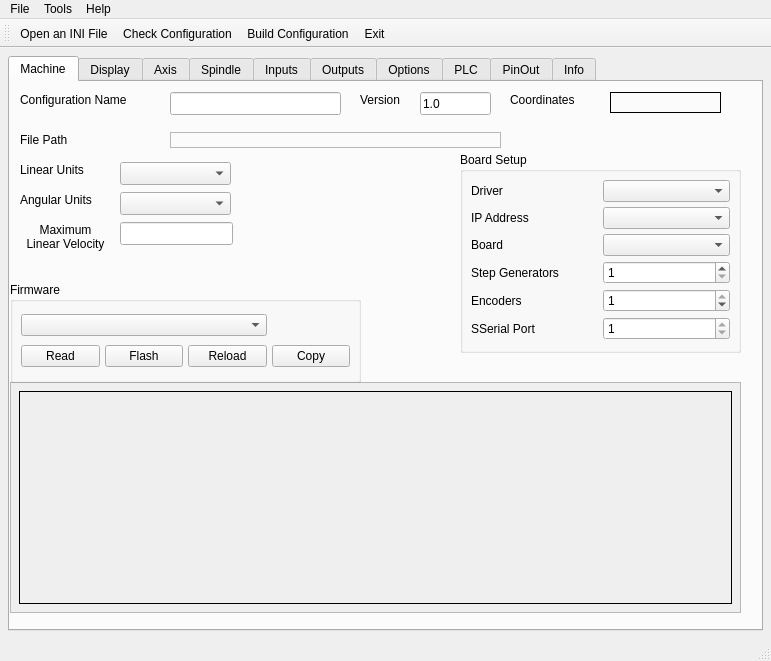
The window that 7i96.ui (snelweg/7i96) describes before a commit, drawn with Qt 5.
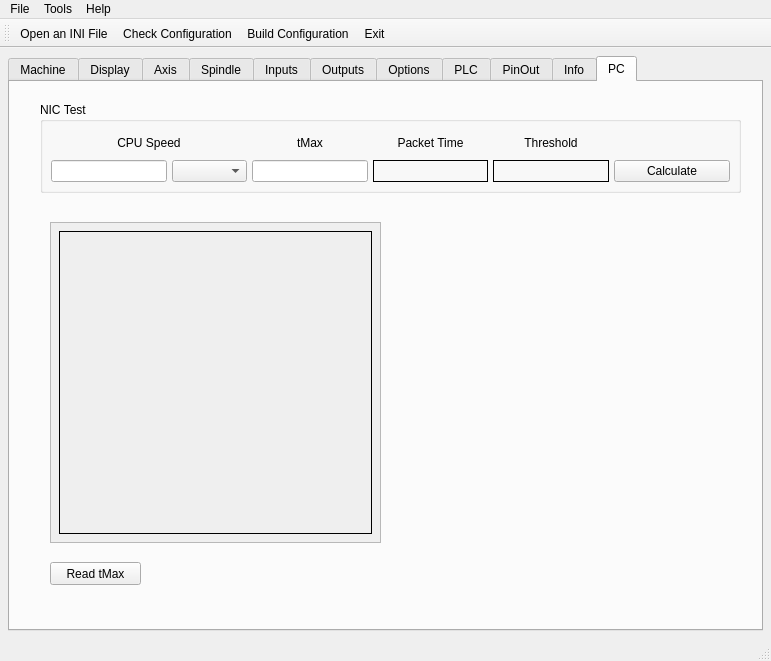
The same window after the commit. The open tabs and pages were chosen to show the change.

Commit message: add nic speed calcs

```diff
--- a/7i96.ui
+++ b/7i96.ui
@@ -6239,6 +6239,201 @@
         </property>
        </widget>
       </widget>
+      <widget class="QWidget" name="tab_3">
+       <attribute name="title">
+        <string>PC</string>
+       </attribute>
+       <widget class="QGroupBox" name="gridGroupBox">
+        <property name="geometry">
+         <rect>
+          <x>30</x>
+          <y>20</y>
+          <width>701</width>
+          <height>91</height>
+         </rect>
+        </property>
+        <property name="title">
+         <string>NIC Test</string>
+        </property>
+        <layout class="QGridLayout" name="gridLayout_39">
+         <item row="1" column="2">
+          <widget class="QLabel" name="label_200">
+           <property name="text">
+            <string>tMax</string>
+           </property>
+           <property name="alignment">
+            <set>Qt::AlignCenter</set>
+           </property>
+          </widget>
+         </item>
+         <item row="2" column="1">
+          <widget class="QComboBox" name="speedCB">
+           <property name="sizePolicy">
+            <sizepolicy hsizetype="Fixed" vsizetype="Fixed">
+             <horstretch>0</horstretch>
+             <verstretch>0</verstretch>
+            </sizepolicy>
+           </property>
+           <property name="maximumSize">
+            <size>
+             <width>75</width>
+             <height>16777215</height>
+            </size>
+           </property>
+          </widget>
+         </item>
+         <item row="2" column="0">
+          <widget class="QLineEdit" name="cpuSpeedLE">
+           <property name="sizePolicy">
+            <sizepolicy hsizetype="Fixed" vsizetype="Fixed">
+             <horstretch>0</horstretch>
+             <verstretch>0</verstretch>
+            </sizepolicy>
+           </property>
+           <property name="maximumSize">
+            <size>
+             <width>250</width>
+             <height>16777215</height>
+            </size>
+           </property>
+          </widget>
+         </item>
+         <item row="2" column="4">
+          <widget class="QLabel" name="thresholdLB">
+           <property name="frameShape">
+            <enum>QFrame::Box</enum>
+           </property>
+           <property name="text">
+            <string/>
+           </property>
+          </widget>
+         </item>
+         <item row="1" column="4">
+          <widget class="QLabel" name="label_206">
+           <property name="text">
+            <string>Threshold</string>
+           </property>
+           <property name="alignment">
+            <set>Qt::AlignCenter</set>
+           </property>
+          </widget>
+         </item>
+         <item row="2" column="3">
+          <widget class="QLabel" name="packetTimeLB">
+           <property name="frameShape">
+            <enum>QFrame::Box</enum>
+           </property>
+           <property name="text">
+            <string/>
+           </property>
+          </widget>
+         </item>
+         <item row="2" column="2">
+          <widget class="QLineEdit" name="tMaxLE">
+           <property name="sizePolicy">
+            <sizepolicy hsizetype="Fixed" vsizetype="Fixed">
+             <horstretch>0</horstretch>
+             <verstretch>0</verstretch>
+            </sizepolicy>
+           </property>
+           <property name="maximumSize">
+            <size>
+             <width>250</width>
+             <height>16777215</height>
+            </size>
+           </property>
+          </widget>
+         </item>
+         <item row="1" column="3">
+          <widget class="QLabel" name="label_203">
+           <property name="text">
+            <string>Packet Time</string>
+           </property>
+           <property name="alignment">
+            <set>Qt::AlignCenter</set>
+           </property>
+          </widget>
+         </item>
+         <item row="2" column="5">
+          <widget class="QPushButton" name="calcNicPB">
+           <property name="text">
+            <string>Calculate</string>
+           </property>
+          </widget>
+         </item>
+         <item row="1" column="0" colspan="2">
+          <widget class="QLabel" name="label_199">
+           <property name="maximumSize">
+            <size>
+             <width>16777215</width>
+             <height>16777215</height>
+            </size>
+           </property>
+           <property name="text">
+            <string>CPU Speed</string>
+           </property>
+           <property name="alignment">
+            <set>Qt::AlignCenter</set>
+           </property>
+          </widget>
+         </item>
+        </layout>
+       </widget>
+       <widget class="QScrollArea" name="scrollArea_3">
+        <property name="geometry">
+         <rect>
+          <x>40</x>
+          <y>140</y>
+          <width>331</width>
+          <height>321</height>
+         </rect>
+        </property>
+        <property name="widgetResizable">
+         <bool>true</bool>
+        </property>
+        <widget class="QWidget" name="scrollAreaWidgetContents_3">
+         <property name="geometry">
+          <rect>
+           <x>0</x>
+           <y>0</y>
+           <width>329</width>
+           <height>319</height>
+          </rect>
+         </property>
+         <layout class="QGridLayout" name="gridLayout_40">
+          <item row="0" column="0">
+           <widget class="QLabel" name="tMaxLB">
+            <property name="frameShape">
+             <enum>QFrame::Box</enum>
+            </property>
+            <property name="text">
+             <string/>
+            </property>
+            <property name="alignment">
+             <set>Qt::AlignLeading|Qt::AlignLeft|Qt::AlignTop</set>
+            </property>
+           </widget>
+          </item>
+         </layout>
+        </widget>
+       </widget>
+       <widget class="QPushButton" name="readTmaxPB">
+        <property name="geometry">
+         <rect>
+          <x>40</x>
+          <y>480</y>
+          <width>91</width>
+          <height>23</height>
+         </rect>
+        </property>
+        <property name="toolTip">
+         <string>&lt;html&gt;&lt;head/&gt;&lt;body&gt;&lt;p&gt;LinuxCNC must be running&lt;/p&gt;&lt;p&gt;the configuration&lt;/p&gt;&lt;/body&gt;&lt;/html&gt;</string>
+        </property>
+        <property name="text">
+         <string>Read tMax</string>
+        </property>
+       </widget>
+      </widget>
      </widget>
     </item>
    </layout>
```
The commit also changes 3 other files.
